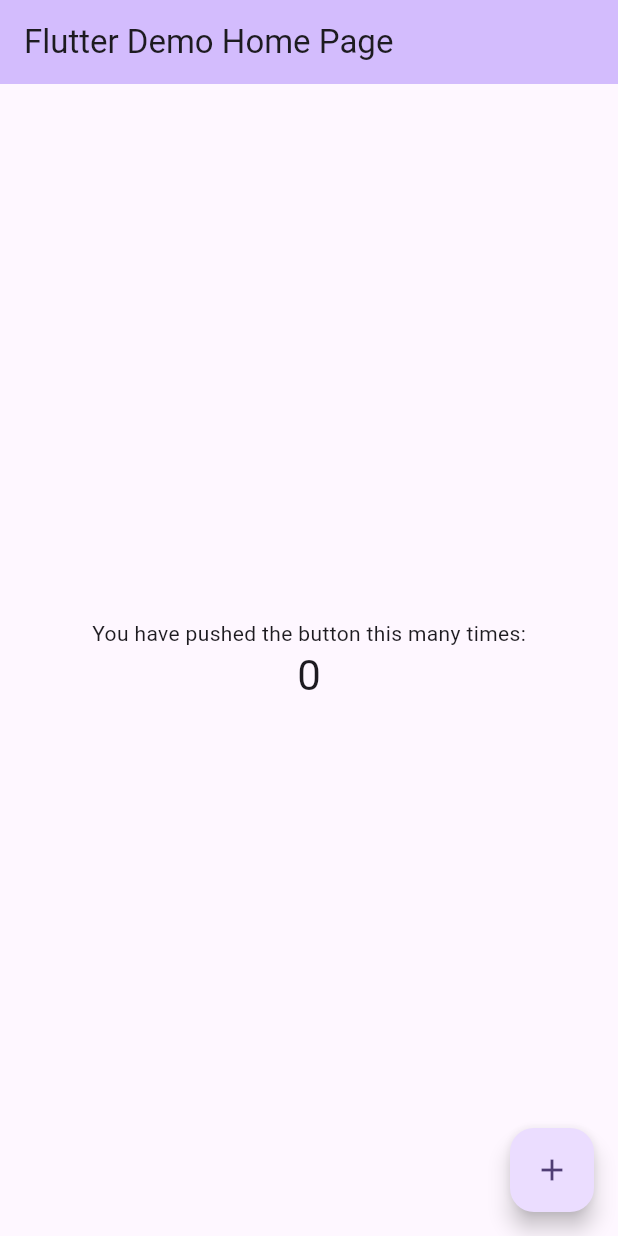
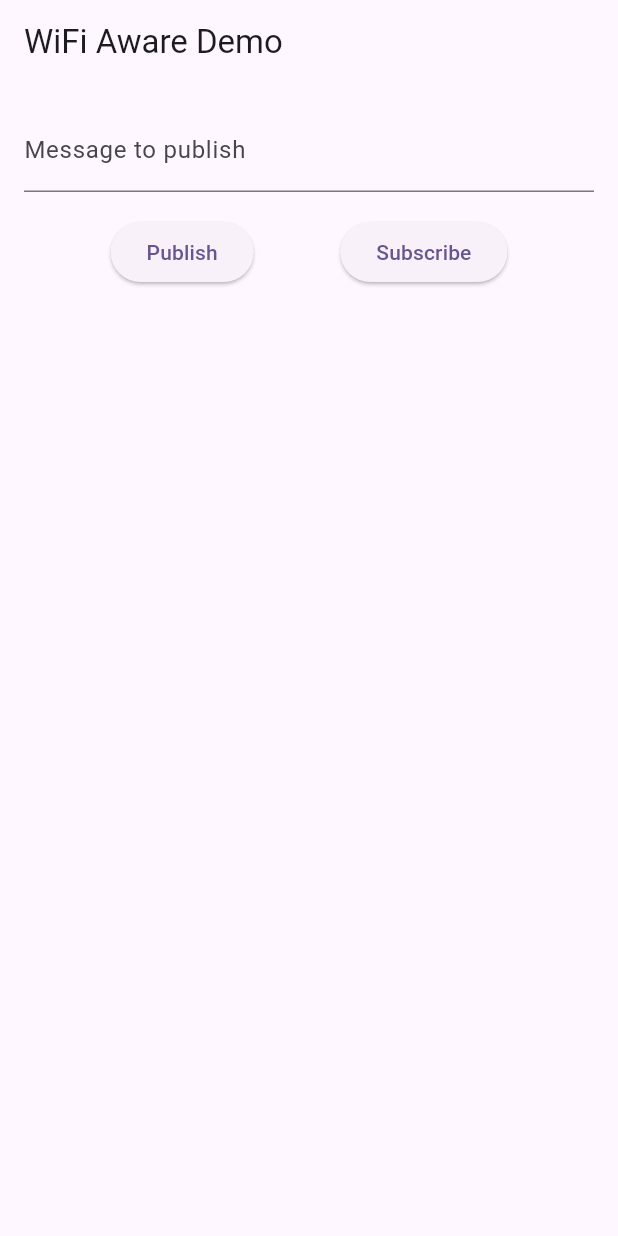
Before and after one commit to SimonMonnier/Xchange, a Flutter app: the screen it shows after launch, on a phone screen of 412 x 824 dp. Run offline on Flutter 3.47's test engine with Material 3 defaults, Android fonts, the phone set to English and light mode, and no system bars; our stand-ins replace flutter_local_notifications.

Commit message:
Add WiFi Aware messaging with notifications

```diff
--- a/lib/main.dart
+++ b/lib/main.dart
@@ -1,4 +1,8 @@
 import 'package:flutter/material.dart';
+import 'package:flutter_local_notifications/flutter_local_notifications.dart';
+import 'wifi_aware.dart';
+
+final FlutterLocalNotificationsPlugin _notificationsPlugin = FlutterLocalNotificationsPlugin();
 
 void main() {
   runApp(const MyApp());
@@ -7,116 +11,72 @@ void main() {
 class MyApp extends StatelessWidget {
   const MyApp({super.key});
 
-  // This widget is the root of your application.
   @override
   Widget build(BuildContext context) {
     return MaterialApp(
-      title: 'Flutter Demo',
-      theme: ThemeData(
-        // This is the theme of your application.
-        //
-        // TRY THIS: Try running your application with "flutter run". You'll see
-        // the application has a purple toolbar. Then, without quitting the app,
-        // try changing the seedColor in the colorScheme below to Colors.green
-        // and then invoke "hot reload" (save your changes or press the "hot
-        // reload" button in a Flutter-supported IDE, or press "r" if you used
-        // the command line to start the app).
-        //
-        // Notice that the counter didn't reset back to zero; the application
-        // state is not lost during the reload. To reset the state, use hot
-        // restart instead.
-        //
-        // This works for code too, not just values: Most code changes can be
-        // tested with just a hot reload.
-        colorScheme: ColorScheme.fromSeed(seedColor: Colors.deepPurple),
-      ),
-      home: const MyHomePage(title: 'Flutter Demo Home Page'),
+      title: 'WiFi Aware Demo',
+      theme: ThemeData(useMaterial3: true, colorScheme: ColorScheme.fromSeed(seedColor: Colors.deepPurple)),
+      home: const MyHomePage(),
     );
   }
 }
 
 class MyHomePage extends StatefulWidget {
-  const MyHomePage({super.key, required this.title});
-
-  // This widget is the home page of your application. It is stateful, meaning
-  // that it has a State object (defined below) that contains fields that affect
-  // how it looks.
-
-  // This class is the configuration for the state. It holds the values (in this
-  // case the title) provided by the parent (in this case the App widget) and
-  // used by the build method of the State. Fields in a Widget subclass are
-  // always marked "final".
-
-  final String title;
+  const MyHomePage({super.key});
 
   @override
   State<MyHomePage> createState() => _MyHomePageState();
 }
 
 class _MyHomePageState extends State<MyHomePage> {
-  int _counter = 0;
+  final TextEditingController _controller = TextEditingController();
 
-  void _incrementCounter() {
-    setState(() {
-      // This call to setState tells the Flutter framework that something has
-      // changed in this State, which causes it to rerun the build method below
-      // so that the display can reflect the updated values. If we changed
-      // _counter without calling setState(), then the build method would not be
-      // called again, and so nothing would appear to happen.
-      _counter++;
-    });
+  @override
+  void initState() {
+    super.initState();
+    const initializationSettings = InitializationSettings(
+      android: AndroidInitializationSettings('@mipmap/ic_launcher'),
+    );
+    _notificationsPlugin.initialize(initializationSettings);
+    WifiAware.messages.listen(_showNotification);
+  }
+
+  Future<void> _showNotification(String message) async {
+    const details = NotificationDetails(
+      android: AndroidNotificationDetails('wifi_aware', 'WiFi Aware'),
+    );
+    await _notificationsPlugin.show(0, 'Received message', message, details);
   }
 
   @override
   Widget build(BuildContext context) {
-    // This method is rerun every time setState is called, for instance as done
-    // by the _incrementCounter method above.
-    //
-    // The Flutter framework has been optimized to make rerunning build methods
-    // fast, so that you can just rebuild anything that needs updating rather
-    // than having to individually change instances of widgets.
     return Scaffold(
-      appBar: AppBar(
-        // TRY THIS: Try changing the color here to a specific color (to
-        // Colors.amber, perhaps?) and trigger a hot reload to see the AppBar
-        // change color while the other colors stay the same.
-        backgroundColor: Theme.of(context).colorScheme.inversePrimary,
-        // Here we take the value from the MyHomePage object that was created by
-        // the App.build method, and use it to set our appbar title.
-        title: Text(widget.title),
-      ),
-      body: Center(
-        // Center is a layout widget. It takes a single child and positions it
-        // in the middle of the parent.
+      appBar: AppBar(title: const Text('WiFi Aware Demo')),
+      body: Padding(
+        padding: const EdgeInsets.all(16),
         child: Column(
-          // Column is also a layout widget. It takes a list of children and
-          // arranges them vertically. By default, it sizes itself to fit its
-          // children horizontally, and tries to be as tall as its parent.
-          //
-          // Column has various properties to control how it sizes itself and
-          // how it positions its children. Here we use mainAxisAlignment to
-          // center the children vertically; the main axis here is the vertical
-          // axis because Columns are vertical (the cross axis would be
-          // horizontal).
-          //
-          // TRY THIS: Invoke "debug painting" (choose the "Toggle Debug Paint"
-          // action in the IDE, or press "p" in the console), to see the
-          // wireframe for each widget.
-          mainAxisAlignment: MainAxisAlignment.center,
-          children: <Widget>[
-            const Text('You have pushed the button this many times:'),
-            Text(
-              '$_counter',
-              style: Theme.of(context).textTheme.headlineMedium,
+          children: [
+            TextField(
+              controller: _controller,
+              decoration: const InputDecoration(labelText: 'Message to publish'),
             ),
+            const SizedBox(height: 16),
+            Row(
+              mainAxisAlignment: MainAxisAlignment.spaceEvenly,
+              children: [
+                ElevatedButton(
+                  onPressed: () => WifiAware.startPublishing(_controller.text),
+                  child: const Text('Publish'),
+                ),
+                ElevatedButton(
+                  onPressed: WifiAware.startSubscribing,
+                  child: const Text('Subscribe'),
+                ),
+              ],
+            )
           ],
         ),
       ),
-      floatingActionButton: FloatingActionButton(
-        onPressed: _incrementCounter,
-        tooltip: 'Increment',
-        child: const Icon(Icons.add),
-      ), // This trailing comma makes auto-formatting nicer for build methods.
     );
   }
 }
--- /dev/null
+++ b/lib/wifi_aware.dart
@@ -0,0 +1,18 @@
+import 'dart:async';
+import 'package:flutter/services.dart';
+
+class WifiAware {
+  static const MethodChannel _channel = MethodChannel('wifi_aware');
+  static const EventChannel _eventChannel = EventChannel('wifi_aware/messages');
+
+  static Future<void> startPublishing(String message) {
+    return _channel.invokeMethod('startPublishing', {'message': message});
+  }
+
+  static Future<void> startSubscribing() {
+    return _channel.invokeMethod('startSubscribing');
+  }
+
+  static Stream<String> get messages =>
+      _eventChannel.receiveBroadcastStream().map((event) => event as String);
+}
--- a/pubspec.yaml
+++ b/pubspec.yaml
@@ -30,6 +30,8 @@ environment:
 dependencies:
   flutter:
     sdk: flutter
+
+  flutter_local_notifications: ^19.2.1
 
   # The following adds the Cupertino Icons font to your application.
   # Use with the CupertinoIcons class for iOS style icons.
```
Also changed, not shown: 2 other files.
